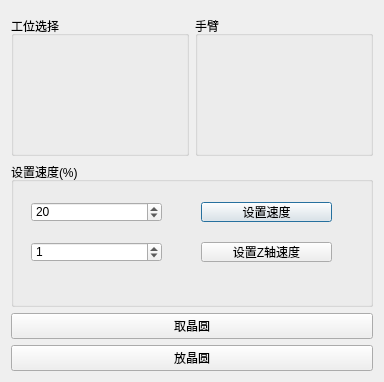
Before: the Qt Designer form MyUnit/src/ui/robotdialog.ui in zhangzhenxi11/HL, drawn with Qt 5.
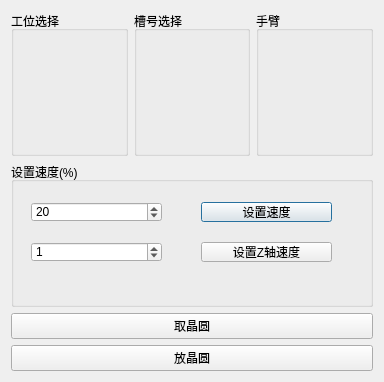
After: the same form once the commit is applied.

```diff
--- a/MyUnit/src/ui/robotdialog.ui
+++ b/MyUnit/src/ui/robotdialog.ui
@@ -15,10 +15,7 @@
   </property>
   <layout class="QVBoxLayout" name="verticalLayout">
    <item>
-    <layout class="QHBoxLayout" name="horizontalLayout_2">
-     <property name="topMargin">
-      <number>5</number>
-     </property>
+    <layout class="QHBoxLayout" name="horizontalLayout">
      <item>
       <widget class="QGroupBox" name="station_group">
        <property name="title">
@@ -43,6 +40,30 @@
        </layout>
       </widget>
      </item>
+     <item>
+      <widget class="QGroupBox" name="slots_group">
+       <property name="title">
+        <string>槽号选择</string>
+       </property>
+       <layout class="QVBoxLayout" name="slots_layout">
+        <property name="spacing">
+         <number>0</number>
+        </property>
+        <property name="leftMargin">
+         <number>5</number>
+        </property>
+        <property name="topMargin">
+         <number>5</number>
+        </property>
+        <property name="rightMargin">
+         <number>5</number>
+        </property>
+        <property name="bottomMargin">
+         <number>5</number>
+        </property>
+       </layout>
+      </widget>
+     </item>
      <item>
       <widget class="QGroupBox" name="arm_group">
        <property name="title">
```
